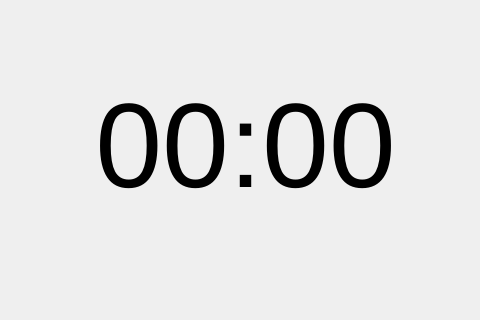
Before: the Qt Designer form standbywindow.ui in Floo/RaspiDAC, drawn with Qt 5.
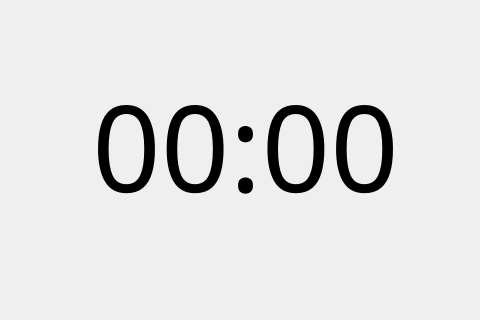
After: the same form once the commit is applied.

What changed in the file:
```diff
--- a/standbywindow.ui
+++ b/standbywindow.ui
@@ -24,9 +24,8 @@
    </property>
    <property name="font">
     <font>
+     <family>Noto Sans</family>
      <pointsize>90</pointsize>
-     <weight>50</weight>
-     <bold>false</bold>
     </font>
    </property>
    <property name="text">
```
